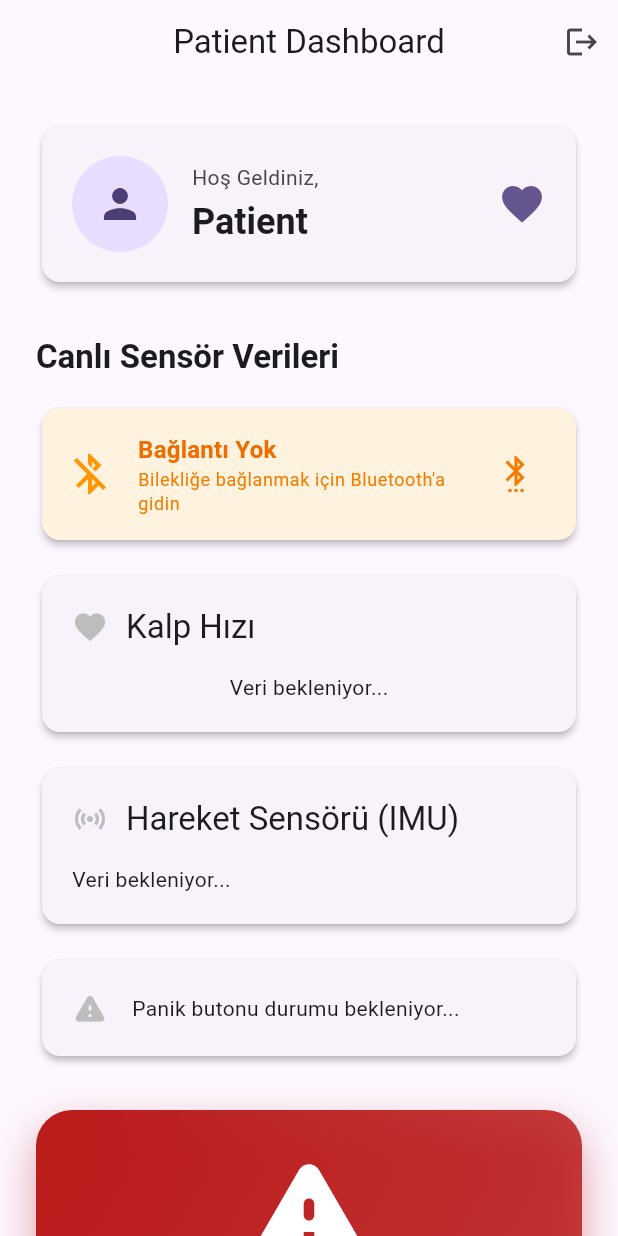
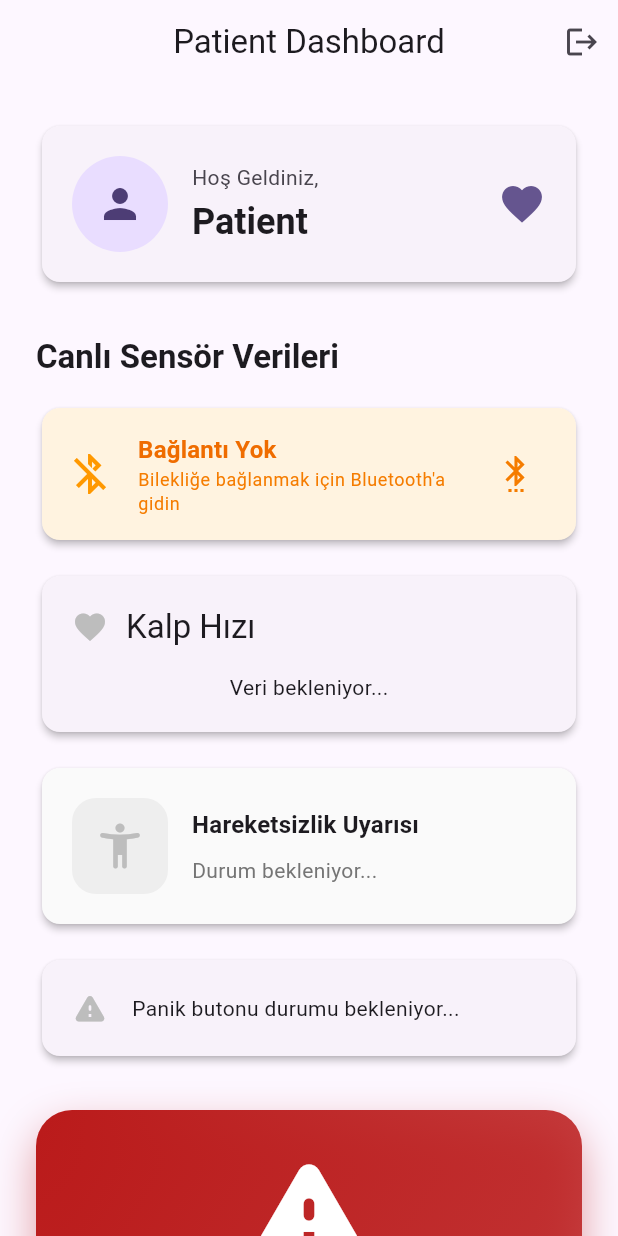
Before and after one commit to MahmutEsadErman/HealthCareWristlet, a Flutter app: the PatientDashboardScreen screen opened by its route, on a phone screen of 412 x 824 dp. Run offline on Flutter 3.47's test engine with Material 3 defaults, Android fonts, the phone set to English and light mode, and no system bars; our stand-ins replace dio, flutter_blue_plus, flutter_dotenv, flutter_local_notifications, flutter_riverpod, flutter_secure_storage and 4 more; accounts and stored records are empty.

Commit message:
hareketsizlik eklendi

```diff
--- a/frontend/lib/core/constants/api_constants.dart
+++ b/frontend/lib/core/constants/api_constants.dart
@@ -15,6 +15,7 @@ class ApiConstants {
   static const String wearableImu = '/api/wearable/imu';
   static const String wearableButton = '/api/wearable/button';
   static const String wearableFall = '/api/wearable/fall';
+  static const String wearableInactivity = '/api/wearable/inactivity';
 
   // Patient & Alert Endpoints
   static const String alerts = '/api/alerts';
--- a/frontend/lib/domain/providers/ble_provider.dart
+++ b/frontend/lib/domain/providers/ble_provider.dart
@@ -41,3 +41,9 @@ final buttonStreamProvider = StreamProvider<ButtonData>((ref) {
   final bleService = ref.watch(bleServiceProvider);
   return bleService.buttonStream;
 });
+
+/// Inactivity Stream Provider
+final inactivityStreamProvider = StreamProvider<InactivityData>((ref) {
+  final bleService = ref.watch(bleServiceProvider);
+  return bleService.inactivityStream;
+});
--- a/frontend/lib/presentation/screens/ble_connection_screen.dart
+++ b/frontend/lib/presentation/screens/ble_connection_screen.dart
@@ -53,7 +53,7 @@ class BleConnectionScreen extends ConsumerWidget {
               Text(
                 connectionState.when(
                   data: (isConnected) => isConnected
-                      ? 'Connected to ESP32-DUAL'
+                      ? 'Connected to HealthCareWristlet'
                       : 'Not Connected',
                   loading: () => 'Connecting...',
                   error: (_, __) => 'Connection Error',
@@ -124,7 +124,7 @@ class BleConnectionScreen extends ConsumerWidget {
 
               // Info Text
               Text(
-                'Make sure ESP32-DUAL is powered on\nand in Bluetooth range',
+                'Make sure HealthCareWristlet is powered on\nand in Bluetooth range',
                 style: Theme.of(context).textTheme.bodyMedium?.copyWith(
                       color: Colors.grey,
                     ),
--- a/frontend/lib/presentation/screens/patient/patient_dashboard_screen.dart
+++ b/frontend/lib/presentation/screens/patient/patient_dashboard_screen.dart
@@ -17,7 +17,7 @@ class PatientDashboardScreen extends ConsumerWidget {
     final sensorState = ref.watch(sensorProvider);
     final connectionState = ref.watch(bleConnectionStateProvider);
     final heartRateData = ref.watch(heartRateStreamProvider);
-    final imuData = ref.watch(imuStreamProvider);
+    final inactivityData = ref.watch(inactivityStreamProvider);
     final buttonData = ref.watch(buttonStreamProvider);
 
     // Sensor state değişikliklerini dinle (başarı/hata mesajları için)
@@ -275,42 +275,85 @@ class PatientDashboardScreen extends ConsumerWidget {
               ),
               const SizedBox(height: 16),
 
-              // IMU Data Card
-              imuData.when(
+              // Inactivity Alert Card (Hareketsizlik Uyarısı)
+              inactivityData.when(
                 data: (data) => Card(
-                  color: theme.colorScheme.primaryContainer.withOpacity(0.3),
+                  color: data.isInactive
+                      ? Colors.orange.shade50
+                      : Colors.green.shade50,
                   child: Padding(
                     padding: const EdgeInsets.all(20),
+                    child: Row(
+                      children: [
+                        Container(
+                          width: 64,
+                          height: 64,
+                          decoration: BoxDecoration(
+                            color: data.isInactive
+                                ? Colors.orange.shade100
+                                : Colors.green.shade100,
+                            borderRadius: BorderRadius.circular(16),
+                          ),
+                          child: Icon(
+                            data.isInactive
+                                ? Icons.accessibility_new_rounded
+                                : Icons.directions_walk_rounded,
+                            color: data.isInactive
+                                ? Colors.orange.shade700
+                                : Colors.green.shade700,
+                            size: 36,
+                          ),
+                        ),
+                        const SizedBox(width: 16),
+                        Expanded(
                           child: Column(
                             crossAxisAlignment: CrossAxisAlignment.start,
                             children: [
-                        Row(
-                          children: [
-                            Icon(
-                              Icons.sensors,
-                              color: Colors.blue.shade700,
-                              size: 28,
-                            ),
-                            const SizedBox(width: 12),
                               Text(
-                              'Hareket Sensörü (IMU)',
-                              style: theme.textTheme.titleLarge?.copyWith(
+                                'Hareketsizlik Uyarısı',
+                                style: theme.textTheme.titleMedium?.copyWith(
                                   fontWeight: FontWeight.bold,
                                 ),
                               ),
-                          ],
+                              const SizedBox(height: 8),
+                              Container(
+                                padding: const EdgeInsets.symmetric(
+                                  horizontal: 12,
+                                  vertical: 6,
                                 ),
-                        const SizedBox(height: 16),
-                        _buildIMURow('X Ekseni', data.xAxis, 'm/s²'),
-                        const SizedBox(height: 8),
-                        _buildIMURow('Y Ekseni', data.yAxis, 'm/s²'),
-                        const SizedBox(height: 8),
-                        _buildIMURow('Z Ekseni', data.zAxis, 'm/s²'),
+                                decoration: BoxDecoration(
+                                  color: data.isInactive
+                                      ? Colors.orange.shade200
+                                      : Colors.green.shade200,
+                                  borderRadius: BorderRadius.circular(20),
+                                ),
+                                child: Text(
+                                  data.isInactive
+                                      ? '⚠️ HAREKETSİZLİK TESPİT EDİLDİ'
+                                      : '✓ Normal Aktivite',
+                                  style: theme.textTheme.bodyMedium?.copyWith(
+                                    color: data.isInactive
+                                        ? Colors.orange.shade900
+                                        : Colors.green.shade900,
+                                    fontWeight: FontWeight.bold,
+                                  ),
+                                ),
+                              ),
+                              if (data.isInactive)
+                                Padding(
+                                  padding: const EdgeInsets.only(top: 8),
+                                  child: Text(
+                                    'Bakıcınız bilgilendirildi',
+                                    style: theme.textTheme.bodySmall?.copyWith(
+                                      color: Colors.orange.shade700,
+                                    ),
+                                  ),
+                                ),
                               if (data.timestamp != null)
                                 Padding(
-                            padding: const EdgeInsets.only(top: 12),
+                                  padding: const EdgeInsets.only(top: 4),
                                   child: Text(
-                              'Son güncelleme: ${_formatTime(data.timestamp!)}',
+                                    'Güncelleme: ${_formatTime(data.timestamp!)}',
                                     style: theme.textTheme.bodySmall?.copyWith(
                                       color: Colors.grey.shade600,
                                     ),
@@ -319,25 +362,46 @@ class PatientDashboardScreen extends ConsumerWidget {
                             ],
                           ),
                         ),
+                      ],
+                    ),
+                  ),
                 ),
                 loading: () => Card(
+                  color: Colors.grey.shade50,
                   child: Padding(
                     padding: const EdgeInsets.all(20),
-                    child: Column(
+                    child: Row(
+                      children: [
+                        Container(
+                          width: 64,
+                          height: 64,
+                          decoration: BoxDecoration(
+                            color: Colors.grey.shade200,
+                            borderRadius: BorderRadius.circular(16),
+                          ),
+                          child: Icon(
+                            Icons.accessibility_new_rounded,
+                            color: Colors.grey.shade400,
+                            size: 36,
+                          ),
+                        ),
+                        const SizedBox(width: 16),
+                        Column(
                           crossAxisAlignment: CrossAxisAlignment.start,
                           children: [
-                        Row(
-                          children: [
-                            Icon(Icons.sensors, color: Colors.grey.shade400),
-                            const SizedBox(width: 12),
                             Text(
-                              'Hareket Sensörü (IMU)',
-                              style: theme.textTheme.titleLarge,
+                              'Hareketsizlik Uyarısı',
+                              style: theme.textTheme.titleMedium?.copyWith(
+                                fontWeight: FontWeight.bold,
+                              ),
+                            ),
+                            const SizedBox(height: 8),
+                            Text(
+                              'Durum bekleniyor...',
+                              style: TextStyle(color: Colors.grey.shade600),
                             ),
                           ],
                         ),
-                        const SizedBox(height: 16),
-                        const Text('Veri bekleniyor...'),
                       ],
                     ),
                   ),
@@ -531,25 +595,7 @@ class PatientDashboardScreen extends ConsumerWidget {
     );
   }
 
-  // Helper method to build IMU data rows
-  Widget _buildIMURow(String label, double value, String unit) {
-    return Row(
-      mainAxisAlignment: MainAxisAlignment.spaceBetween,
-      children: [
-        Text(
-          label,
-          style: const TextStyle(fontSize: 16),
-        ),
-        Text(
-          '${value.toStringAsFixed(2)} $unit',
-          style: const TextStyle(
-            fontSize: 18,
-            fontWeight: FontWeight.bold,
-          ),
-        ),
-      ],
-    );
-  }
+
 
   // Helper method to format timestamp
   String _formatTime(String timestamp) {
```
Also changed, not shown: frontend/lib/data/models/sensor_data_model.dart (+11 -0 lines), frontend/lib/data/services/api_client.dart (+11 -0 lines), frontend/lib/data/services/ble_service.dart (+64 -84 lines), frontend/lib/presentation/screens/sensor_data_screen.dart (+87 -40 lines), 5 other files. Lines whose indentation alone changed are shown as unchanged.
